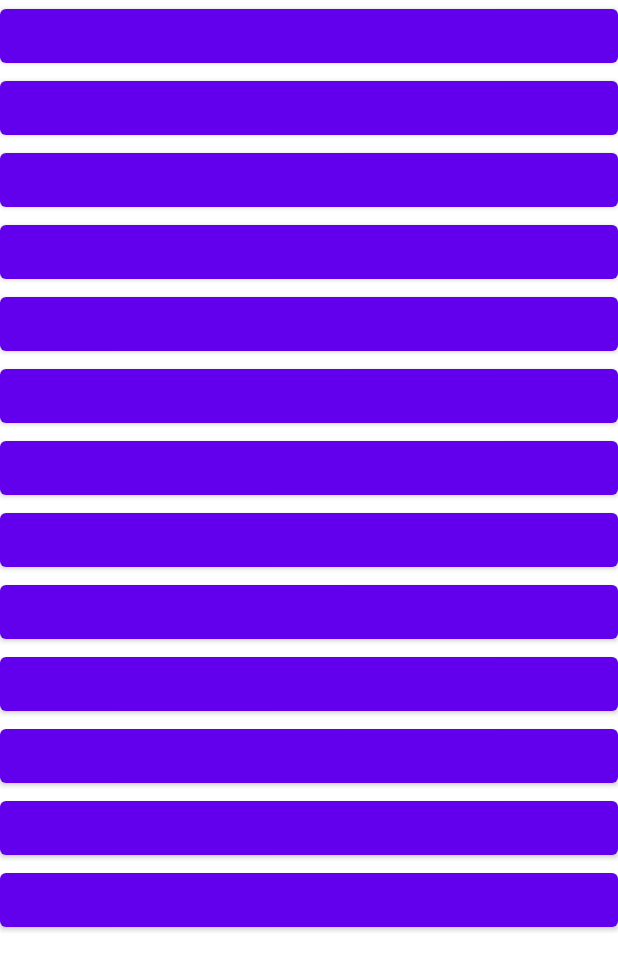
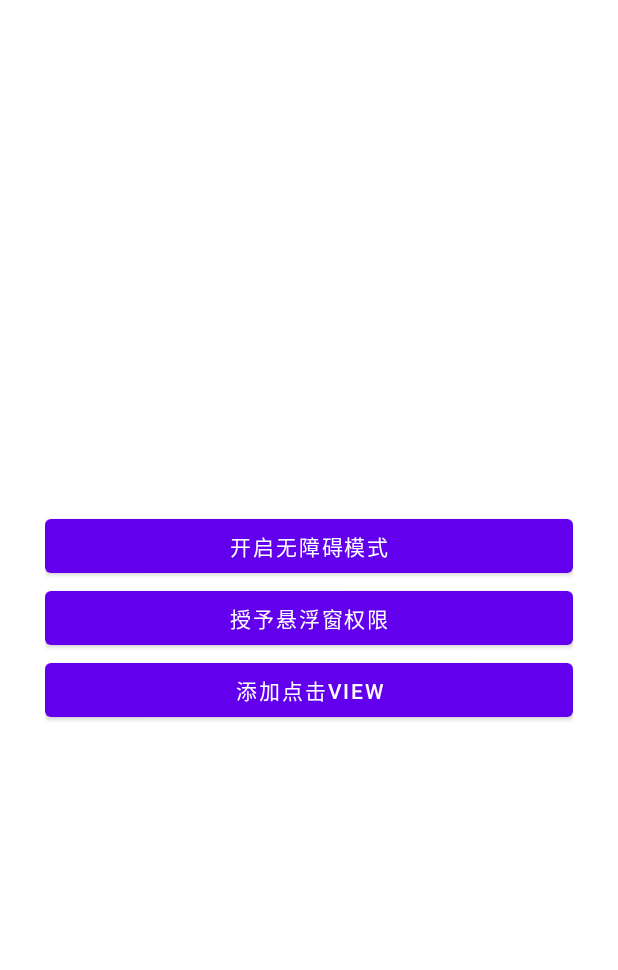
Before and after one commit to StorenL/AutoClick, an Android app: the layout activity_main.xml on its own in the app's theme, with its tools: preview values and no code run, on a phone screen of 412 x 824 dp. Shown: the top 970 px of the screen. Run offline under Robolectric (Android 15) with nearby library versions, the phone set to English and light mode, and no system bars.

```diff
--- a/app/src/main/AndroidManifest.xml
+++ b/app/src/main/AndroidManifest.xml
@@ -1,6 +1,9 @@
 <?xml version="1.0" encoding="utf-8"?>
 <manifest xmlns:android="http://schemas.android.com/apk/res/android"
     xmlns:tools="http://schemas.android.com/tools">
+
+    <uses-permission android:name="android.permission.SYSTEM_ALERT_WINDOW" />
+    <uses-permission android:name="android.permission.SYSTEM_OVERLAY_WINDOW" />
 
     <application
         android:name=".AutoClickApp"
--- a/app/src/main/java/com/storen/autoclick/base/BaseActivity.kt
+++ b/app/src/main/java/com/storen/autoclick/base/BaseActivity.kt
@@ -16,6 +16,7 @@ abstract class BaseActivity<VB : ViewBinding> : AppCompatActivity() {
         binding = inflateViewBinding()
         binding.beforeSetContent()
         setContentView(binding.root)
+        binding.beforeInit()
         binding.initView()
         binding.initClick()
         binding.observeData()
@@ -45,5 +46,6 @@ abstract class BaseActivity<VB : ViewBinding> : AppCompatActivity() {
     abstract fun VB.observeData()
     open fun VB.beforeSetContent() {}
     open fun VB.afterCreate() {}
+    open fun VB.beforeInit() {}
 
 }
--- /dev/null
+++ b/app/src/main/res/drawable/icon_pressed.xml
@@ -0,0 +1,5 @@
+<vector android:height="24dp" android:tint="#000000"
+    android:viewportHeight="24" android:viewportWidth="24"
+    android:width="24dp" xmlns:android="http://schemas.android.com/apk/res/android">
+    <path android:fillColor="@android:color/white" android:pathData="M12,8c-2.21,0 -4,1.79 -4,4s1.79,4 4,4 4,-1.79 4,-4 -1.79,-4 -4,-4zM20.94,11c-0.46,-4.17 -3.77,-7.48 -7.94,-7.94L13,1h-2v2.06C6.83,3.52 3.52,6.83 3.06,11L1,11v2h2.06c0.46,4.17 3.77,7.48 7.94,7.94L11,23h2v-2.06c4.17,-0.46 7.48,-3.77 7.94,-7.94L23,13v-2h-2.06zM12,19c-3.87,0 -7,-3.13 -7,-7s3.13,-7 7,-7 7,3.13 7,7 -3.13,7 -7,7z"/>
+</vector>
--- /dev/null
+++ b/app/src/main/res/drawable/icon_released.xml
@@ -0,0 +1,5 @@
+<vector android:height="24dp" android:tint="#000000"
+    android:viewportHeight="24" android:viewportWidth="24"
+    android:width="24dp" xmlns:android="http://schemas.android.com/apk/res/android">
+    <path android:fillColor="@android:color/white" android:pathData="M20.94,11c-0.46,-4.17 -3.77,-7.48 -7.94,-7.94V1h-2v2.06C6.83,3.52 3.52,6.83 3.06,11H1v2h2.06c0.46,4.17 3.77,7.48 7.94,7.94V23h2v-2.06c4.17,-0.46 7.48,-3.77 7.94,-7.94H23v-2h-2.06zM12,19c-3.87,0 -7,-3.13 -7,-7s3.13,-7 7,-7 7,3.13 7,7 -3.13,7 -7,7z"/>
+</vector>
--- a/app/src/main/res/layout/activity_main.xml
+++ b/app/src/main/res/layout/activity_main.xml
@@ -2,60 +2,28 @@
 <LinearLayout xmlns:android="http://schemas.android.com/apk/res/android"
     xmlns:app="http://schemas.android.com/apk/res-auto"
     xmlns:tools="http://schemas.android.com/tools"
-    android:orientation="vertical"
     android:layout_width="match_parent"
     android:layout_height="match_parent"
+    android:gravity="center"
+    android:orientation="vertical"
+    android:paddingHorizontal="30dp"
     tools:context=".MainActivity">
 
     <Button
+        android:id="@+id/btnOpenPermission1"
+        android:text="开启无障碍模式"
         android:layout_width="match_parent"
         android:layout_height="wrap_content" />
 
     <Button
+        android:id="@+id/btnOpenPermission2"
+        android:text="授予悬浮窗权限"
         android:layout_width="match_parent"
         android:layout_height="wrap_content" />
 
     <Button
-        android:layout_width="match_parent"
-        android:layout_height="wrap_content" />
-
-    <Button
-        android:layout_width="match_parent"
-        android:layout_height="wrap_content" />
-
-    <Button
-        android:layout_width="match_parent"
-        android:layout_height="wrap_content" />
-
-    <Button
-        android:layout_width="match_parent"
-        android:layout_height="wrap_content" />
-
-    <Button
-        android:layout_width="match_parent"
-        android:layout_height="wrap_content" />
-
-    <Button
-        android:layout_width="match_parent"
-        android:layout_height="wrap_content" />
-
-    <Button
-        android:layout_width="match_parent"
-        android:layout_height="wrap_content" />
-
-    <Button
-        android:layout_width="match_parent"
-        android:layout_height="wrap_content" />
-
-    <Button
-        android:layout_width="match_parent"
-        android:layout_height="wrap_content" />
-
-    <Button
-        android:layout_width="match_parent"
-        android:layout_height="wrap_content" />
-
-    <Button
+        android:id="@+id/btnAddClickView"
+        android:text="添加点击View"
         android:layout_width="match_parent"
         android:layout_height="wrap_content" />
 
```
Also changed, not shown: app/build.gradle (+9 -0 lines), app/src/main/java/com/storen/autoclick/ClickPointView.kt (added, +90 -0 lines), app/src/main/java/com/storen/autoclick/MainActivity.kt (+41 -4 lines), app/src/main/java/com/storen/autoclick/MainViewModel.kt (added, +29 -0 lines), app/src/main/java/com/storen/autoclick/di/AutoClickHiltModule.kt (added, +30 -0 lines), app/src/main/java/com/storen/autoclick/service/AutoClickService.kt (+45 -2 lines), app/src/main/java/com/storen/autoclick/util/DensityExt.kt (added, +62 -0 lines), app/src/main/java/com/storen/autoclick/util/Ext.kt (+32 -1 lines), app/src/main/res/layout/layout_clickable.xml (added, +8 -0 lines).
